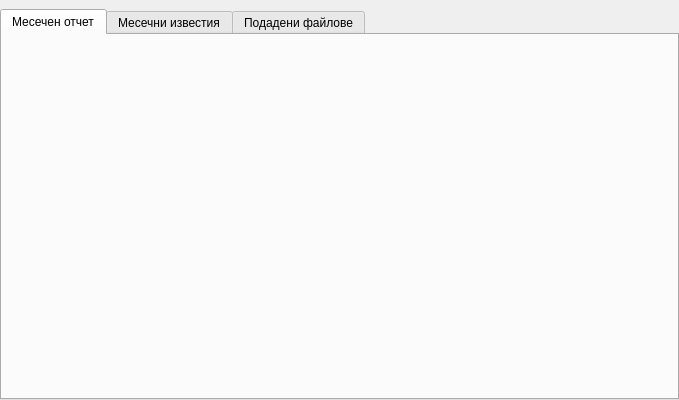
Old version of the form src/View/Widgets/PisDialog.ui in the repository thefinalcutbg/DinoDent.
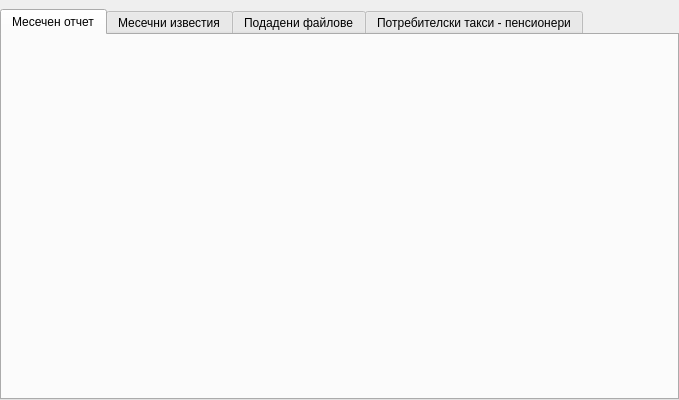
New version of the form. Custom widgets are drawn as their Qt base class.

Commit message: Fiscal receipt implemented

```diff
--- a/src/View/Widgets/PisDialog.ui
+++ b/src/View/Widgets/PisDialog.ui
@@ -48,6 +48,11 @@
        <string>Подадени файлове</string>
       </attribute>
      </widget>
+     <widget class="FiscalReportView" name="tab">
+      <attribute name="title">
+       <string>Потребителски такси - пенсионери</string>
+      </attribute>
+     </widget>
     </widget>
    </item>
   </layout>
@@ -72,6 +77,12 @@
    <header>View/Widgets/reportfilesview.h</header>
    <container>1</container>
   </customwidget>
+  <customwidget>
+   <class>FiscalReportView</class>
+   <extends>QWidget</extends>
+   <header>View/Widgets/FiscalReportView.h</header>
+   <container>1</container>
+  </customwidget>
  </customwidgets>
  <resources/>
  <connections/>
```
The commit also changes 36 other files.
